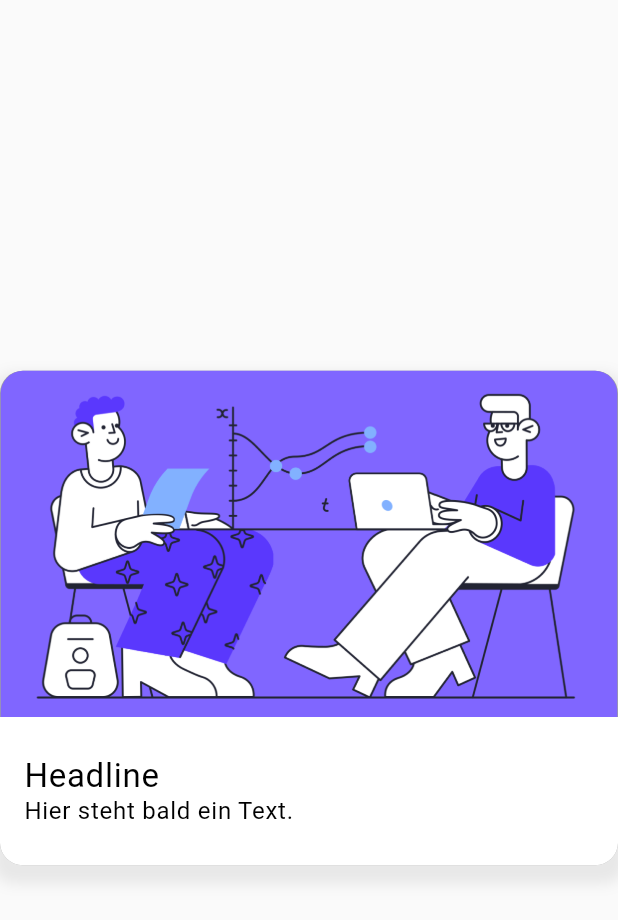
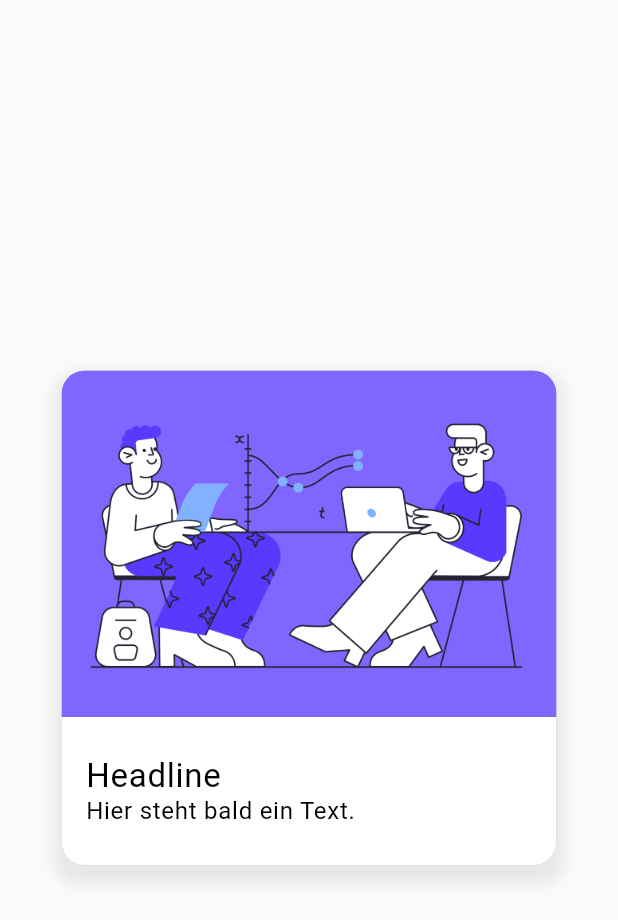
Before and after one commit to smueller264/HiringApp, a Flutter app: the screen it shows after launch, on a phone screen of 412 x 824 dp. Shown: the top 920 px of the screen. Run offline on Flutter 3.47's test engine with Material 2 defaults, Android fonts, the phone set to English and light mode, and no system bars; our stand-ins replace google_fonts.

Commit message:
updated tile width

```diff
--- a/lib/screens/home/widgets/home_tile.dart
+++ b/lib/screens/home/widgets/home_tile.dart
@@ -7,7 +7,7 @@ class HomeTile extends StatelessWidget {
   @override
   Widget build(BuildContext context) {
     return Container(
-      width: MediaQuery.of(context).size.width * 1,
+      width: MediaQuery.of(context).size.width * 0.8,
       height: MediaQuery.of(context).size.height * 0.4,
       decoration: BoxDecoration(
         boxShadow: [
```
